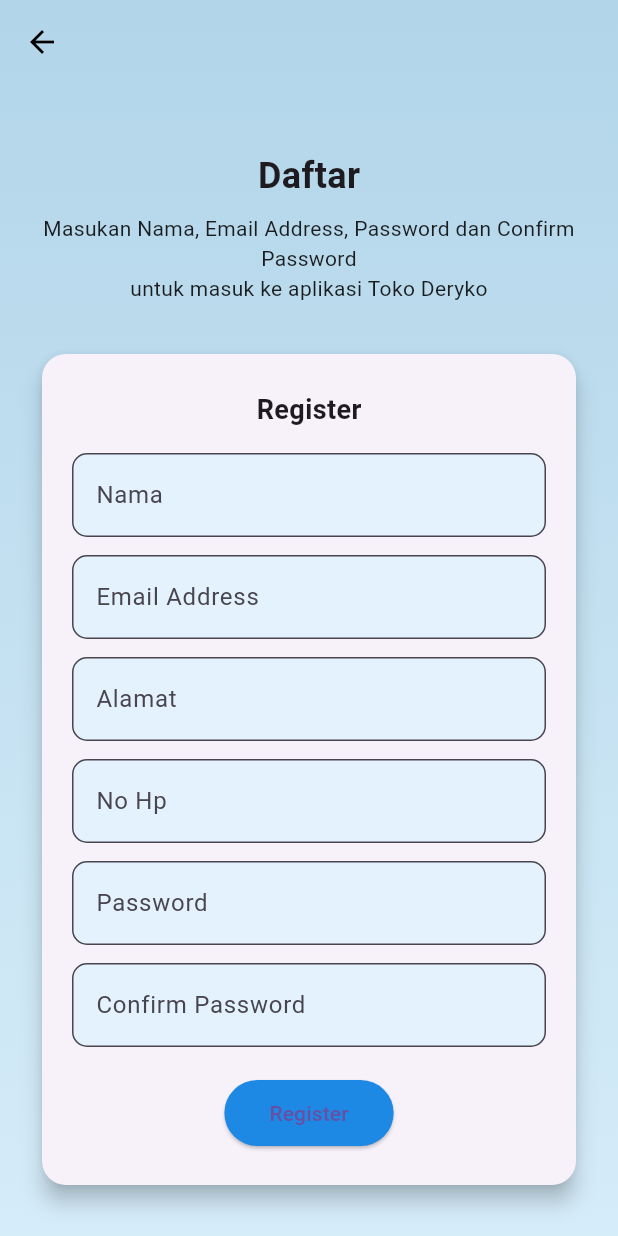
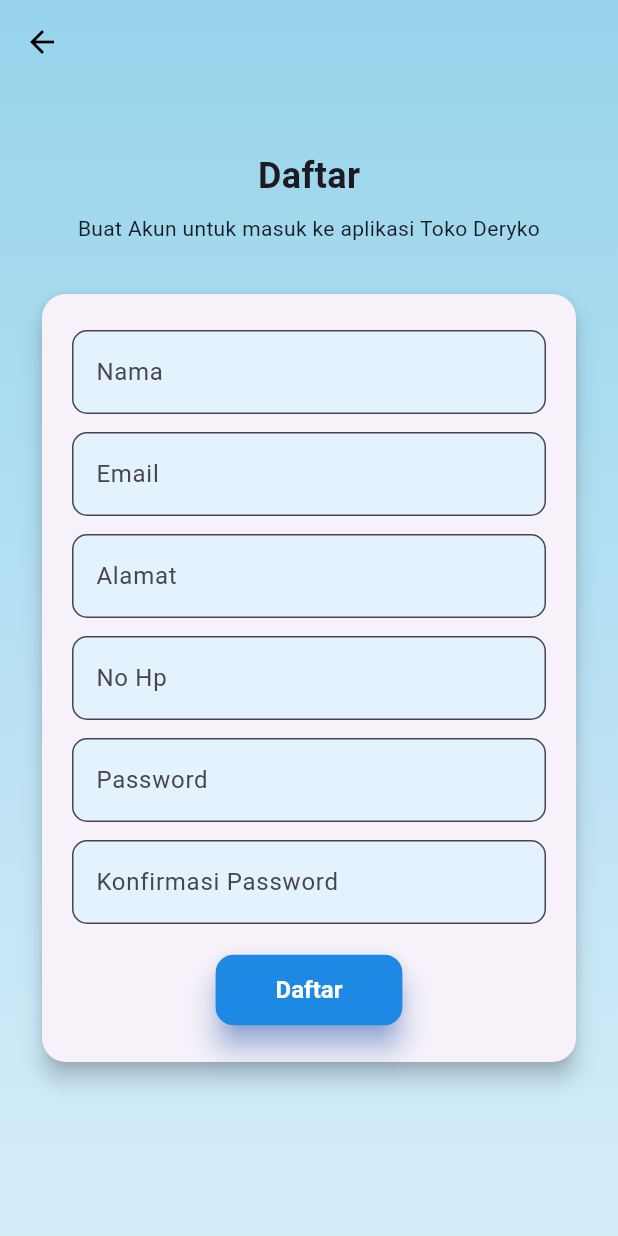
Before and after one commit to priiyatna/Projek_3, a Flutter app: the screen it shows after launch, after a tap on "Daftar", on a phone screen of 412 x 824 dp. Run offline on Flutter 3.47's test engine with Material 3 defaults, Android fonts, the light colour scheme and no system bars; our stand-ins replace firebase_auth, firebase_core; accounts and stored records are empty.

Commit message:
register

```diff
--- a/lib/screens/register_screen.dart
+++ b/lib/screens/register_screen.dart
@@ -116,7 +116,7 @@ class _RegisterScreenState extends State<RegisterScreen> {
         height: double.infinity,
         decoration: const BoxDecoration(
           gradient: LinearGradient(
-            colors: [Color(0xFFB2D5E9), Color(0xFFD5ECF9)],
+            colors: [Color.fromARGB(255, 151, 212, 236), Color(0xFFD5ECF9)],
             begin: Alignment.topCenter,
             end: Alignment.bottomCenter,
           ),
@@ -131,7 +131,7 @@ class _RegisterScreenState extends State<RegisterScreen> {
               ),
               const SizedBox(height: 8),
               const Text(
-                'Masukan Nama, Email Address, Password dan Confirm Password\nuntuk masuk ke aplikasi Toko Deryko',
+                'Buat Akun untuk masuk ke aplikasi Toko Deryko',
                 textAlign: TextAlign.center,
                 style: TextStyle(fontSize: 14, color: Colors.black87),
               ),
@@ -147,14 +147,9 @@ class _RegisterScreenState extends State<RegisterScreen> {
                     padding: const EdgeInsets.symmetric(horizontal: 20, vertical: 24),
                     child: Column(
                       children: [
-                        const Text(
-                          'Register',
-                          style: TextStyle(fontSize: 18, fontWeight: FontWeight.bold),
-                        ),
-                        const SizedBox(height: 16),
                         buildField('Nama', nameController),
                         const SizedBox(height: 12),
-                        buildField('Email Address', emailController),
+                        buildField('Email', emailController),
                         const SizedBox(height: 12),
                         buildField('Alamat', addressController),
                         const SizedBox(height: 12),
@@ -162,15 +157,32 @@ class _RegisterScreenState extends State<RegisterScreen> {
                         const SizedBox(height: 12),
                         buildField('Password', passwordController, obscure: true),
                         const SizedBox(height: 12),
-                        buildField('Confirm Password', confirmPasswordController, obscure: true),
+                        buildField('Konfirmasi Password', confirmPasswordController, obscure: true),
                         const SizedBox(height: 20),
                         ElevatedButton(
                           onPressed: register,
                           style: ElevatedButton.styleFrom(
                             backgroundColor: Colors.blue[600],
-                            padding: const EdgeInsets.symmetric(horizontal: 30, vertical: 12),
+                            foregroundColor: Colors.white, // Warna teks
+                            elevation: 8, // Tambah bayangan
+                            shadowColor: Colors.blueAccent, // Warna bayangan
+                            shape: RoundedRectangleBorder(
+                              borderRadius: BorderRadius.circular(12), // Biar agak rounded
+                            ),
+                            padding: const EdgeInsets.symmetric(horizontal: 40, vertical: 14),
+                            textStyle: const TextStyle(
+                              fontSize: 16,
+                              fontWeight: FontWeight.bold,
+                            ),
+                          ).copyWith(
+                            elevation: MaterialStateProperty.resolveWith<double>((states) {
+                              if (states.contains(MaterialState.pressed)) {
+                                return 2; // Kecilkan bayangan saat tombol ditekan
+                              }
+                              return 8; // Default bayangan
+                            }),
                           ),
-                          child: const Text('Register'),
+                          child: const Text('Daftar'),
                         ),
                       ],
                     ),
--- a/lib/screens/welcome_screen.dart
+++ b/lib/screens/welcome_screen.dart
@@ -90,7 +90,11 @@ class WelcomeScreen extends StatelessWidget {
                       backgroundColor: Colors.blue[700],
                       padding: const EdgeInsets.symmetric(vertical: 14),
                     ),
-                    child: const Text('Daftar'),
+                    child: const Text('Daftar',
+                     style: TextStyle(
+                      color: Colors.white,
+                     ),
+                    ),
                   ),
                 ),
               ],
```
